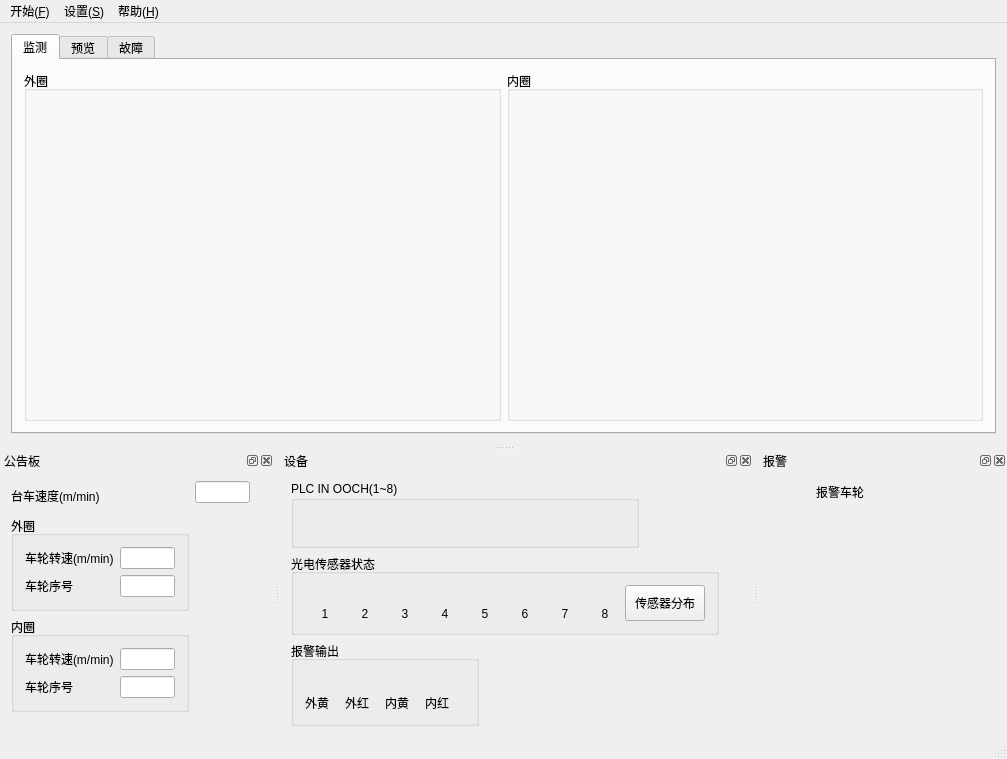
cx3386/WheelMonitor, file sources/mainwindow.ui: the form before one commit.
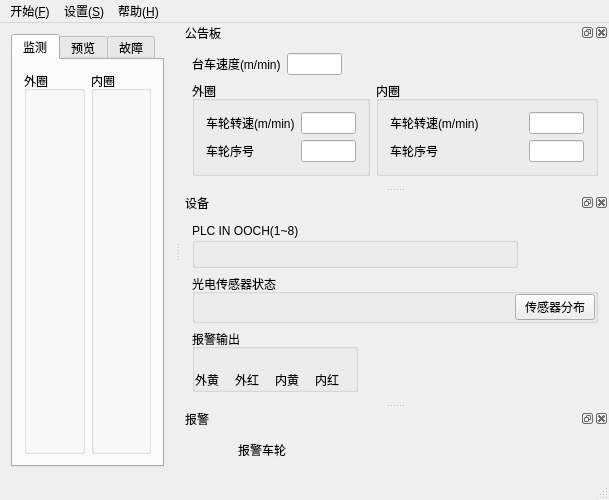
The form after the commit. Icons and pictures are not drawn. Custom widgets are drawn as their Qt base class.

Diff of the .ui file:
```diff
--- a/sources/mainwindow.ui
+++ b/sources/mainwindow.ui
@@ -6,8 +6,8 @@
    <rect>
     <x>0</x>
     <y>0</y>
-    <width>1007</width>
-    <height>759</height>
+    <width>450</width>
+    <height>436</height>
    </rect>
   </property>
   <property name="windowTitle">
@@ -147,7 +147,7 @@
     <rect>
      <x>0</x>
      <y>0</y>
-     <width>1007</width>
+     <width>450</width>
      <height>18</height>
     </rect>
    </property>
@@ -191,22 +191,24 @@
    <addaction name="menu_Help"/>
   </widget>
   <widget class="QDockWidget" name="dockWidget_dashboard">
+   <property name="features">
+    <set>QDockWidget::AllDockWidgetFeatures</set>
+   </property>
+   <property name="allowedAreas">
+    <set>Qt::AllDockWidgetAreas</set>
+   </property>
    <property name="windowTitle">
     <string>公告板</string>
    </property>
    <attribute name="dockWidgetArea">
-    <number>8</number>
+    <number>2</number>
    </attribute>
    <widget class="QWidget" name="dockWidgetContents">
     <layout class="QFormLayout" name="formLayout_5">
      <item row="0" column="0">
+      <layout class="QHBoxLayout" name="horizontalLayout_3">
+       <item>
       <widget class="QLabel" name="cartSpeedLabel">
-       <property name="minimumSize">
-        <size>
-         <width>149</width>
-         <height>29</height>
-        </size>
-       </property>
        <property name="text">
         <string>台车速度(m/min)</string>
        </property>
@@ -215,7 +217,7 @@
        </property>
       </widget>
      </item>
-     <item row="0" column="1">
+       <item>
       <widget class="QLineEdit" name="cartSpeedLineEdit">
        <property name="enabled">
         <bool>true</bool>
@@ -240,6 +242,8 @@
        </property>
       </widget>
      </item>
+      </layout>
+     </item>
      <item row="1" column="0">
       <widget class="QGroupBox" name="groupBox">
        <property name="title">
@@ -324,7 +328,7 @@
        </layout>
       </widget>
      </item>
-     <item row="2" column="0">
+     <item row="1" column="1">
       <widget class="QGroupBox" name="groupBox_8">
        <property name="title">
         <string>内圈</string>
@@ -412,11 +416,17 @@
    </widget>
   </widget>
   <widget class="QDockWidget" name="dockWidget_plc">
+   <property name="features">
+    <set>QDockWidget::AllDockWidgetFeatures</set>
+   </property>
+   <property name="allowedAreas">
+    <set>Qt::AllDockWidgetAreas</set>
+   </property>
    <property name="windowTitle">
     <string>设备</string>
    </property>
    <attribute name="dockWidgetArea">
-    <number>8</number>
+    <number>2</number>
    </attribute>
    <widget class="QWidget" name="dockWidgetContents_2">
     <layout class="QFormLayout" name="formLayout">
@@ -432,6 +442,18 @@
         <bool>false</bool>
        </property>
        <layout class="QGridLayout" name="gridLayout_9">
+        <property name="leftMargin">
+         <number>0</number>
+        </property>
+        <property name="topMargin">
+         <number>0</number>
+        </property>
+        <property name="rightMargin">
+         <number>0</number>
+        </property>
+        <property name="bottomMargin">
+         <number>0</number>
+        </property>
         <property name="spacing">
          <number>0</number>
         </property>
@@ -461,6 +483,12 @@
            <iconset resource="WheelMonitor.qrc">
             <normaloff>:/WheelMonitor/Resources/images/gray.png</normaloff>:/WheelMonitor/Resources/images/gray.png</iconset>
           </property>
+          <property name="iconSize">
+           <size>
+            <width>10</width>
+            <height>10</height>
+           </size>
+          </property>
           <property name="checkable">
            <bool>false</bool>
           </property>
@@ -477,6 +505,35 @@
           <property name="icon">
            <iconset resource="WheelMonitor.qrc">
             <normaloff>:/WheelMonitor/Resources/images/gray.png</normaloff>:/WheelMonitor/Resources/images/gray.png</iconset>
+          </property>
+          <property name="iconSize">
+           <size>
+            <width>10</width>
+            <height>10</height>
+           </size>
+          </property>
+          <property name="checkable">
+           <bool>false</bool>
+          </property>
+          <property name="flat">
+           <bool>true</bool>
+          </property>
+         </widget>
+        </item>
+        <item row="0" column="4">
+         <widget class="QPushButton" name="Btn_CIO1_5">
+          <property name="text">
+           <string/>
+          </property>
+          <property name="icon">
+           <iconset resource="WheelMonitor.qrc">
+            <normaloff>:/WheelMonitor/Resources/images/gray.png</normaloff>:/WheelMonitor/Resources/images/gray.png</iconset>
+          </property>
+          <property name="iconSize">
+           <size>
+            <width>10</width>
+            <height>10</height>
+           </size>
           </property>
           <property name="checkable">
            <bool>false</bool>
@@ -495,6 +552,35 @@
            <iconset resource="WheelMonitor.qrc">
             <normaloff>:/WheelMonitor/Resources/images/gray.png</normaloff>:/WheelMonitor/Resources/images/gray.png</iconset>
           </property>
+          <property name="iconSize">
+           <size>
+            <width>10</width>
+            <height>10</height>
+           </size>
+          </property>
+          <property name="checkable">
+           <bool>false</bool>
+          </property>
+          <property name="flat">
+           <bool>true</bool>
+          </property>
+         </widget>
+        </item>
+        <item row="0" column="0">
+         <widget class="QPushButton" name="Btn_CIO1_1">
+          <property name="text">
+           <string/>
+          </property>
+          <property name="icon">
+           <iconset resource="WheelMonitor.qrc">
+            <normaloff>:/WheelMonitor/Resources/images/gray.png</normaloff>:/WheelMonitor/Resources/images/gray.png</iconset>
+          </property>
+          <property name="iconSize">
+           <size>
+            <width>10</width>
+            <height>10</height>
+           </size>
+          </property>
           <property name="checkable">
            <bool>false</bool>
           </property>
@@ -512,6 +598,12 @@
            <iconset resource="WheelMonitor.qrc">
             <normaloff>:/WheelMonitor/Resources/images/gray.png</normaloff>:/WheelMonitor/Resources/images/gray.png</iconset>
           </property>
+          <property name="iconSize">
+           <size>
+            <width>10</width>
+            <height>10</height>
+           </size>
+          </property>
           <property name="checkable">
            <bool>false</bool>
           </property>
@@ -529,8 +621,11 @@
            <iconset resource="WheelMonitor.qrc">
             <normaloff>:/WheelMonitor/Resources/images/gray.png</normaloff>:/WheelMonitor/Resources/images/gray.png</iconset>
           </property>
-          <property name="checkable">
-           <bool>false</bool>
+          <property name="iconSize">
+           <size>
+            <width>10</width>
+            <height>10</height>
+           </size>
           </property>
           <property name="flat">
            <bool>true</bool>
@@ -563,6 +658,12 @@
            <iconset resource="WheelMonitor.qrc">
             <normaloff>:/WheelMonitor/Resources/images/gray.png</normaloff>:/WheelMonitor/Resources/images/gray.png</iconset>
           </property>
+          <property name="iconSize">
+           <size>
+            <width>10</width>
+            <height>10</height>
+           </size>
+          </property>
           <property name="checkable">
            <bool>false</bool>
           </property>
@@ -586,15 +687,22 @@
         <bool>false</bool>
        </property>
        <layout class="QGridLayout" name="gridLayout_10">
+        <property name="leftMargin">
+         <number>0</number>
+        </property>
+        <property name="topMargin">
+         <number>0</number>
+        </property>
+        <property name="rightMargin">
+         <number>0</number>
+        </property>
+        <property name="bottomMargin">
+         <number>0</number>
+        </property>
         <property name="spacing">
          <number>0</number>
         </property>
         <item row="0" column="0">
-         <layout class="QVBoxLayout" name="verticalLayout_2">
-          <property name="spacing">
-           <number>0</number>
-          </property>
-          <item>
            <widget class="QPushButton" name="btn_sol0">
             <property name="text">
              <string/>
@@ -603,6 +711,12 @@
              <iconset resource="WheelMonitor.qrc">
               <normaloff>:/WheelMonitor/Resources/images/gray.png</normaloff>:/WheelMonitor/Resources/images/gray.png</iconset>
             </property>
+          <property name="iconSize">
+           <size>
+            <width>10</width>
+            <height>10</height>
+           </size>
+          </property>
             <property name="checkable">
              <bool>false</bool>
             </property>
@@ -611,27 +725,7 @@
             </property>
            </widget>
           </item>
-          <item>
-           <widget class="QLabel" name="label_2">
-            <property name="text">
-             <string>1</string>
-            </property>
-            <property name="alignment">
-             <set>Qt::AlignCenter</set>
-            </property>
-            <property name="buddy">
-             <cstring>btn_sol0</cstring>
-            </property>
-           </widget>
-          </item>
-         </layout>
-        </item>
         <item row="0" column="1">
-         <layout class="QVBoxLayout" name="verticalLayout_4">
-          <property name="spacing">
-           <number>0</number>
-          </property>
-          <item>
            <widget class="QPushButton" name="btn_sol1">
             <property name="text">
              <string/>
@@ -640,6 +734,12 @@
              <iconset resource="WheelMonitor.qrc">
               <normaloff>:/WheelMonitor/Resources/images/gray.png</normaloff>:/WheelMonitor/Resources/images/gray.png</iconset>
             </property>
+          <property name="iconSize">
+           <size>
+            <width>10</width>
+            <height>10</height>
+           </size>
+          </property>
             <property name="checkable">
              <bool>false</bool>
             </property>
@@ -648,27 +748,7 @@
             </property>
            </widget>
           </item>
-          <item>
-           <widget class="QLabel" name="label_3">
-            <property name="text">
-             <string>2</string>
-            </property>
-            <property name="alignment">
-             <set>Qt::AlignCenter</set>
-            </property>
-            <property name="buddy">
-             <cstring>btn_sol1</cstring>
-            </property>
-           </widget>
-          </item>
-         </layout>
-        </item>
         <item row="0" column="2">
-         <layout class="QVBoxLayout" name="verticalLayout_5">
-          <property name="spacing">
-           <number>0</number>
-          </property>
-          <item>
            <widget class="QPushButton" name="btn_sor0">
             <property name="text">
              <string/>
@@ -677,6 +757,12 @@
              <iconset resource="WheelMonitor.qrc">
               <normaloff>:/WheelMonitor/Resources/images/gray.png</normaloff>:/WheelMonitor/Resources/images/gray.png</iconset>
             </property>
+          <property name="iconSize">
+           <size>
+            <width>10</width>
+            <height>10</height>
+           </size>
+          </property>
             <property name="checkable">
              <bool>false</bool>
             </property>
@@ -685,27 +771,7 @@
             </property>
            </widget>
           </item>
-          <item>
-           <widget class="QLabel" name="label_4">
-            <property name="text">
-             <string>3</string>
-            </property>
-            <property name="alignment">
-             <set>Qt::AlignCenter</set>
-            </property>
-            <property name="buddy">
-             <cstring>btn_sor0</cstring>
-            </property>
-           </widget>
-          </item>
-         </layout>
-        </item>
         <item row="0" column="3">
-         <layout class="QVBoxLayout" name="verticalLayout_6">
-          <property name="spacing">
-           <number>0</number>
-          </property>
-          <item>
            <widget class="QPushButton" name="btn_sor1">
             <property name="text">
              <string/>
@@ -714,6 +780,12 @@
              <iconset resource="WheelMonitor.qrc">
               <normaloff>:/WheelMonitor/Resources/images/gray.png</normaloff>:/WheelMonitor/Resources/images/gray.png</iconset>
             </property>
+          <property name="iconSize">
+           <size>
+            <width>10</width>
+            <height>10</height>
+           </size>
+          </property>
             <property name="checkable">
              <bool>false</bool>
             </property>
@@ -722,27 +794,7 @@
             </property>
            </widget>
           </item>
-          <item>
-           <widget class="QLabel" name="label_5">
-            <property name="text">
-             <string>4</string>
-            </property>
-            <property name="alignment">
-             <set>Qt::AlignCenter</set>
-            </property>
-            <property name="buddy">
-             <cstring>btn_sor1</cstring>
-            </property>
-           </widget>
-          </item>
-         </layout>
-        </item>
         <item row="0" column="4">
-         <layout class="QVBoxLayout" name="verticalLayout_7">
-          <property name="spacing">
-           <number>0</number>
-          </property>
-          <item>
            <widget class="QPushButton" name="btn_sir0">
             <property name="text">
              <string/>
@@ -751,6 +803,12 @@
              <iconset resource="WheelMonitor.qrc">
               <normaloff>:/WheelMonitor/Resources/images/gray.png</normaloff>:/WheelMonitor/Resources/images/gray.png</iconset>
             </property>
+          <property name="iconSize">
+           <size>
+            <width>10</width>
+            <height>10</height>
+           </size>
+          </property>
             <property name="checkable">
              <bool>false</bool>
             </property>
@@ -759,27 +817,7 @@
             </property>
            </widget>
           </item>
-          <item>
-           <widget class="QLabel" name="label_6">
-            <property name="text">
-             <string>5</string>
-            </property>
-            <property name="alignment">
-             <set>Qt::AlignCenter</set>
-            </property>
-            <property name="buddy">
-             <cstring>btn_sir0</cstring>
-            </property>
-           </widget>
-          </item>
-         </layout>
-        </item>
         <item row="0" column="5">
-         <layout class="QVBoxLayout" name="verticalLayout_9">
-          <property name="spacing">
-           <number>0</number>
-          </property>
-          <item>
            <widget class="QPushButton" name="btn_sir1">
             <property name="text">
              <string/>
@@ -788,6 +826,12 @@
              <iconset resource="WheelMonitor.qrc">
               <normaloff>:/WheelMonitor/Resources/images/gray.png</normaloff>:/WheelMonitor/Resources/images/gray.png</iconset>
             </property>
+          <property name="iconSize">
+           <size>
+            <width>10</width>
+            <height>10</height>
+           </size>
+          </property>
             <property name="checkable">
              <bool>false</bool>
             </property>
@@ -796,27 +840,7 @@
             </property>
            </widget>
           </item>
-          <item>
-           <widget class="QLabel" name="label_8">
-            <property name="text">
-             <string>6</string>
-            </property>
-            <property name="alignment">
-             <set>Qt::AlignCenter</set>
-            </property>
-            <property name="buddy">
-             <cstring>btn_sir1</cstring>
-            </property>
-           </widget>
-          </item>
-         </layout>
-        </item>
         <item row="0" column="6">
-         <layout class="QVBoxLayout" name="verticalLayout_10">
-          <property name="spacing">
-           <number>0</number>
-          </property>
-          <item>
            <widget class="QPushButton" name="btn_sil0">
             <property name="text">
              <string/>
@@ -825,6 +849,12 @@
              <iconset resource="WheelMonitor.qrc">
               <normaloff>:/WheelMonitor/Resources/images/gray.png</normaloff>:/WheelMonitor/Resources/images/gray.png</iconset>
             </property>
+          <property name="iconSize">
+           <size>
+            <width>10</width>
+            <height>10</height>
+           </size>
+          </property>
             <property name="checkable">
              <bool>false</bool>
             </property>
@@ -833,27 +863,7 @@
             </property>
            </widget>
           </item>
-          <item>
-           <widget class="QLabel" name="label_9">
-            <property name="text">
-             <string>7</string>
-            </property>
-            <property name="alignment">
-             <set>Qt::AlignCenter</set>
-            </property>
-            <property name="buddy">
-             <cstring>btn_sil0</cstring>
-            </property>
-           </widget>
-          </item>
-         </layout>
-        </item>
         <item row="0" column="7">
-         <layout class="QVBoxLayout" name="verticalLayout_8">
-          <property name="spacing">
-           <number>0</number>
-          </property>
-          <item>
            <widget class="QPushButton" name="btn_sil1">
             <property name="text">
              <string/>
@@ -862,6 +872,12 @@
              <iconset resource="WheelMonitor.qrc">
               <normaloff>:/WheelMonitor/Resources/images/gray.png</normaloff>:/WheelMonitor/Resources/images/gray.png</iconset>
             </property>
+          <property name="iconSize">
+           <size>
+            <width>10</width>
+            <height>10</height>
+           </size>
+          </property>
             <property name="checkable">
              <bool>false</bool>
             </property>
@@ -869,21 +885,6 @@
              <bool>true</bool>
             </property>
            </widget>
-          </item>
-          <item>
-           <widget class="QLabel" name="label_7">
-            <property name="text">
-             <string>8</string>
-            </property>
-            <property name="alignment">
-             <set>Qt::AlignCenter</set>
-            </property>
-            <property name="buddy">
-             <cstring>btn_sil1</cstring>
-            </property>
-           </widget>
-          </item>
-         </layout>
         </item>
         <item row="0" column="8">
          <widget class="QPushButton" name="ptn_viewSensorLoc">
@@ -907,6 +908,18 @@
         <string>报警输出</string>
        </property>
        <layout class="QGridLayout" name="gridLayout">
+        <property name="leftMargin">
+         <number>0</number>
+        </property>
+        <property name="topMargin">
+         <number>0</number>
+        </property>
+        <property name="rightMargin">
+         <number>0</number>
+        </property>
+        <property name="bottomMargin">
+         <number>0</number>
+        </property>
         <property name="spacing">
          <number>0</number>
         </property>
@@ -919,6 +932,12 @@
            <iconset resource="WheelMonitor.qrc">
             <normaloff>:/WheelMonitor/Resources/images/gray.png</normaloff>:/WheelMonitor/Resources/images/gray.png</iconset>
           </property>
+          <property name="iconSize">
+           <size>
+            <width>10</width>
+            <height>10</height>
+           </size>
+          </property>
           <property name="checkable">
            <bool>false</bool>
           </property>
@@ -936,6 +955,12 @@
            <iconset resource="WheelMonitor.qrc">
             <normaloff>:/WheelMonitor/Resources/images/gray.png</normaloff>:/WheelMonitor/Resources/images/gray.png</iconset>
           </property>
+          <property name="iconSize">
+           <size>
+            <width>10</width>
+            <height>10</height>
+           </size>
+          </property>
           <property name="checkable">
            <bool>false</bool>
           </property>
@@ -953,6 +978,12 @@
            <iconset resource="WheelMonitor.qrc">
             <normaloff>:/WheelMonitor/Resources/images/gray.png</normaloff>:/WheelMonitor/Resources/images/gray.png</iconset>
           </property>
+          <property name="iconSize">
+           <size>
+            <width>10</width>
+            <height>10</height>
+           </size>
+          </property>
           <property name="checkable">
            <bool>false</bool>
           </property>
@@ -970,6 +1001,12 @@
            <iconset resource="WheelMonitor.qrc">
             <normaloff>:/WheelMonitor/Resources/images/gray.png</normaloff>:/WheelMonitor/Resources/images/gray.png</iconset>
           </property>
+          <property name="iconSize">
+           <size>
+            <width>10</width>
+            <height>10</height>
+           </size>
+          </property>
           <property name="checkable">
            <bool>false</bool>
           </property>
@@ -1025,11 +1062,20 @@
    </widget>
   </widget>
   <widget class="QDockWidget" name="dockWidget_alarm">
+   <property name="floating">
+    <bool>false</bool>
+   </property>
+   <property name="features">
+    <set>QDockWidget::AllDockWidgetFeatures</set>
+   </property>
+   <property name="allowedAreas">
+    <set>Qt::AllDockWidgetAreas</set>
+   </property>
    <property name="windowTitle">
     <string>报警</string>
    </property>
    <attribute name="dockWidgetArea">
-    <number>8</number>
+    <number>2</number>
    </attribute>
    <widget class="QWidget" name="dockWidgetContents_4">
     <layout class="QFormLayout" name="formLayout_2">
```
Left out of the diff: 42 changed lines with no effect on the pictures. Lines whose indentation alone changed are shown as unchanged.
